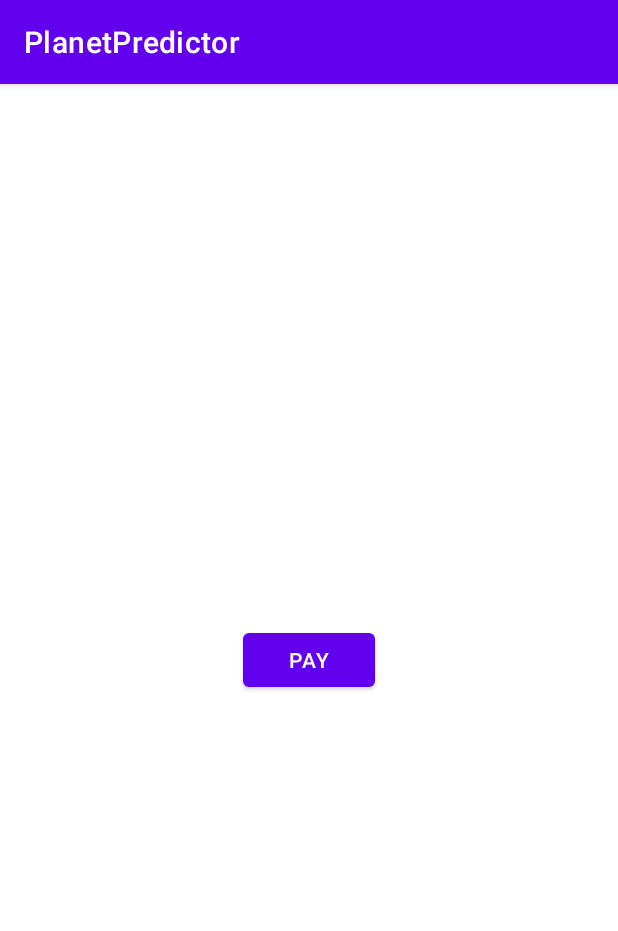
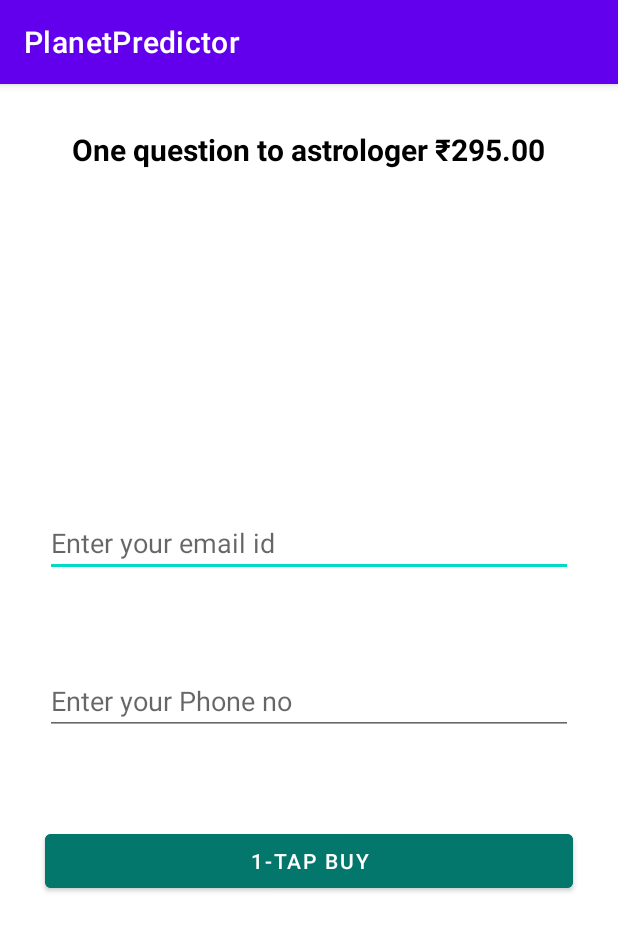
Before and after one commit to kishanmorichauhan/PlanetPredictors, an Android app: the PaymentActivity screen opened directly, with no data from a screen before it, on a phone screen of 412 x 824 dp. Shown: the top 931 px of the screen. Run offline under Robolectric (Android 15) with nearby library versions, the phone set to English and light mode, and no system bars; our stand-ins replace Firebase (no records; nobody signed in at launch, a user with empty details on screens opened directly); libraries missing offline, so code that uses them is left out: com.razorpay; 1 statement that could not run was skipped.

Commit message:
second commit

```diff
--- a/app/src/main/java/com/droid7technolabs/planetpredictor/Dialoge.java
+++ b/app/src/main/java/com/droid7technolabs/planetpredictor/Dialoge.java
@@ -43,7 +43,7 @@ public class Dialoge extends AppCompatDialogFragment {
 
 
         builder.setView(view)
-                .setTitle("Payment")
+                .setTitle("")
                 .setNegativeButton("cancle", new DialogInterface.OnClickListener() {
                     @Override
                     public void onClick(DialogInterface dialog, int which) {
--- a/app/src/main/java/com/droid7technolabs/planetpredictor/PaymentActivity.java
+++ b/app/src/main/java/com/droid7technolabs/planetpredictor/PaymentActivity.java
@@ -1,17 +1,31 @@
 package com.droid7technolabs.planetpredictor;
 
+import androidx.annotation.NonNull;
 import androidx.appcompat.app.AlertDialog;
 import androidx.appcompat.app.AppCompatActivity;
 
 import android.app.Activity;
 import android.content.Intent;
 import android.os.Bundle;
+import android.util.Log;
 import android.view.View;
 import android.widget.Button;
+import android.widget.EditText;
 import android.widget.Toast;
 
+import com.google.android.gms.auth.api.signin.GoogleSignIn;
+import com.google.android.gms.auth.api.signin.GoogleSignInAccount;
+import com.google.android.gms.auth.api.signin.GoogleSignInClient;
+import com.google.android.gms.auth.api.signin.GoogleSignInOptions;
+import com.google.android.gms.common.api.ApiException;
+import com.google.android.gms.tasks.OnCompleteListener;
 import com.google.android.gms.tasks.OnSuccessListener;
+import com.google.android.gms.tasks.Task;
+import com.google.firebase.auth.AuthCredential;
+import com.google.firebase.auth.AuthResult;
 import com.google.firebase.auth.FirebaseAuth;
+import com.google.firebase.auth.FirebaseUser;
+import com.google.firebase.auth.GoogleAuthProvider;
 import com.google.firebase.firestore.DocumentReference;
 import com.google.firebase.firestore.FirebaseFirestore;
 import com.razorpay.Checkout;
@@ -29,20 +43,24 @@ public class PaymentActivity extends AppCompatActivity implements PaymentResultL
     FirebaseFirestore firestore;
     FirebaseAuth auth;
     String userId;
+    EditText email,phoneNo;
+
 
     @Override
     protected void onCreate(Bundle savedInstanceState) {
         super.onCreate(savedInstanceState);
         setContentView(R.layout.activity_payment);
 
+        Checkout.preload(getApplicationContext());
         firestore = FirebaseFirestore.getInstance();
         auth = FirebaseAuth.getInstance();
 
         payment_btn = findViewById(R.id.payment_btn);
+        email = findViewById(R.id.email);
+        phoneNo = findViewById(R.id.phoneno);
         String sAmount = "295";
 
         int amount = Math.round(Float.parseFloat(sAmount)*100);
-
 
         payment_btn.setOnClickListener(new View.OnClickListener() {
             @Override
@@ -73,11 +91,10 @@ public class PaymentActivity extends AppCompatActivity implements PaymentResultL
                 } catch (JSONException e) {
                     e.printStackTrace();
                 }
-
-            }
+//
+          }
         });
     }
-
     @Override
     public void onPaymentSuccess(String s) {
         //dialog box
@@ -85,10 +102,14 @@ public class PaymentActivity extends AppCompatActivity implements PaymentResultL
         builder.setTitle("Payment ID");
         builder.setMessage(s);
         builder.show();
+        String e = email.getText().toString();
+        String p = phoneNo.getText().toString();
         userId = auth.getCurrentUser().getUid();
         DocumentReference documentReference = firestore.collection("Payment").document(userId);
         Map<String,Object> payment = new HashMap<>();
         payment.put("paymentId",s);
+        payment.put("EmailId",e);
+        payment.put("PhoneNo",p);
         documentReference.set(payment).addOnSuccessListener(new OnSuccessListener<Void>() {
             @Override
             public void onSuccess(Void unused) {
--- a/app/src/main/res/layout/activity_payment.xml
+++ b/app/src/main/res/layout/activity_payment.xml
@@ -6,13 +6,56 @@
     android:layout_height="match_parent"
     tools:context=".PaymentActivity">
 
-    <Button
-        android:id="@+id/payment_btn"
+    <TextView
+        android:id="@+id/textView"
         android:layout_width="wrap_content"
         android:layout_height="wrap_content"
-        android:text="Pay"
-        app:layout_constraintBottom_toBottomOf="parent"
+        android:layout_margin="30dp"
+        android:layout_marginTop="10dp"
+        android:text="@string/description"
+        android:textColor="@color/black"
+        android:textSize="20sp"
+        android:textStyle="bold"
         app:layout_constraintEnd_toEndOf="parent"
         app:layout_constraintStart_toStartOf="parent"
         app:layout_constraintTop_toTopOf="parent" />
+
+    <LinearLayout
+        android:id="@+id/linearLayout"
+        android:layout_width="match_parent"
+        android:layout_height="wrap_content"
+        android:orientation="vertical"
+        app:layout_constraintBottom_toBottomOf="parent"
+        app:layout_constraintEnd_toEndOf="parent"
+        app:layout_constraintHorizontal_bias="0.0"
+        app:layout_constraintStart_toStartOf="parent"
+        app:layout_constraintTop_toBottomOf="@+id/textView">
+
+        <EditText
+            android:id="@+id/email"
+            android:layout_width="match_parent"
+            android:layout_height="wrap_content"
+            android:layout_margin="30dp"
+            android:ems="10"
+            android:hint="Enter your email id"
+            android:inputType="textEmailAddress" />
+
+        <EditText
+            android:id="@+id/phoneno"
+            android:layout_width="match_parent"
+            android:layout_height="wrap_content"
+            android:layout_margin="30dp"
+            android:ems="10"
+            android:hint="Enter your Phone no"
+            android:inputType="phone" />
+
+        <Button
+            android:id="@+id/payment_btn"
+            android:layout_width="match_parent"
+            android:layout_height="wrap_content"
+            android:layout_margin="30dp"
+            android:backgroundTint="#04776C"
+            android:text="1-tap buy" />
+    </LinearLayout>
+
 </androidx.constraintlayout.widget.ConstraintLayout>
--- a/app/src/main/res/values/strings.xml
+++ b/app/src/main/res/values/strings.xml
@@ -19,4 +19,5 @@
     <string name="let_get_started">"Let's Begin"</string>
     <!-- TODO: Remove or change this placeholder text -->
     <string name="hello_blank_fragment">Hello blank fragment</string>
+    <string name="description">One question to astrologer   ₹295.00</string>
 </resources>
```
Also changed, not shown: app/src/main/res/layout/layout_dialoge.xml (+23 -4 lines).
